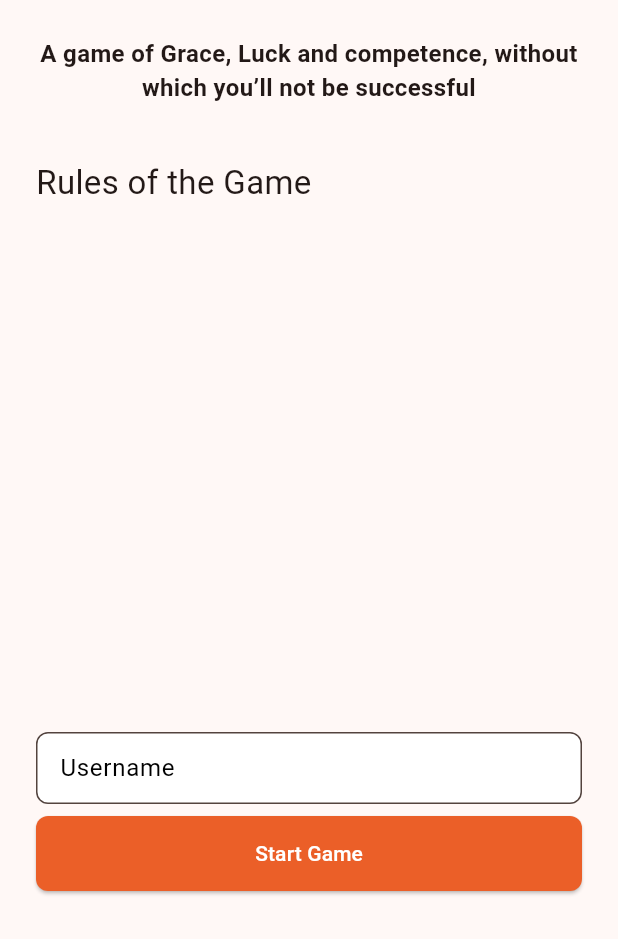
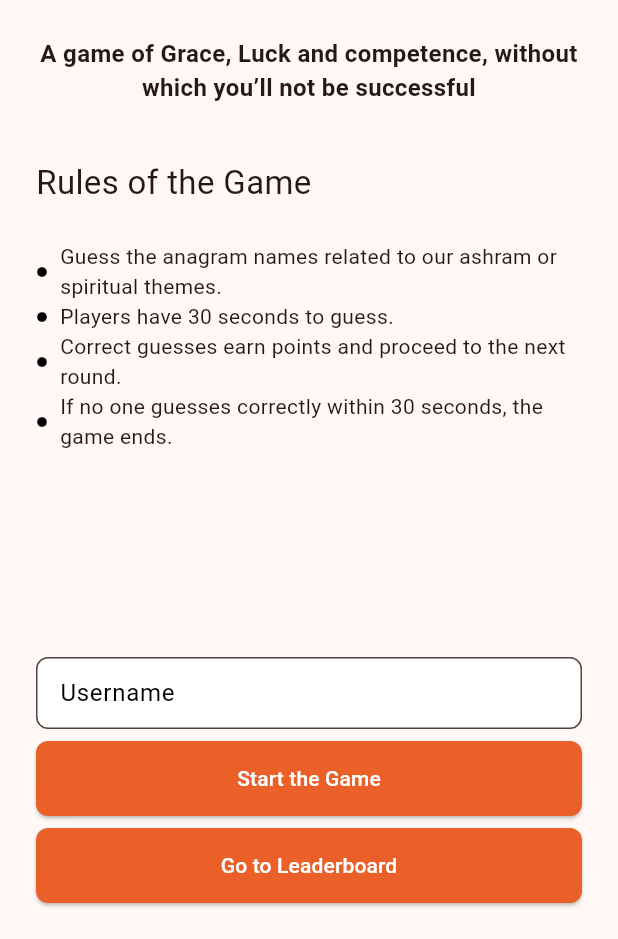
Before and after one commit to shetty456/mumbojumbo, a Flutter app: the screen it shows after launch, on a phone screen of 412 x 824 dp, the part 297-1236 px from its top. Run offline on Flutter 3.47's test engine with Material 3 defaults, Android fonts, the phone set to English and light mode, and no system bars; our stand-ins replace audioplayers, flutter_hooks, freezed_annotation, go_router, hooks_riverpod, riverpod_annotation and 1 more; generated files the repository leaves out were written again.

Commit message:
add rules

```diff
--- a/lib/screens/gamezone_screen.dart
+++ b/lib/screens/gamezone_screen.dart
@@ -111,7 +111,6 @@ class GameZoneScreen extends HookWidget {
     }
 
     return Scaffold(
-      backgroundColor: Colors.blueGrey[900],
       appBar: AppBar(
         title: const Text('Mumbo Jumbo'),
         backgroundColor: Colors.teal,
--- a/lib/screens/onboarding_screen.dart
+++ b/lib/screens/onboarding_screen.dart
@@ -21,7 +21,7 @@ class OnboardingScreen extends HookConsumerWidget {
       // appBar: AppBar(title: const Text('Welcome to Mumbo Jumbo')),
       body: SafeArea(
         child: Container(
-          padding: EdgeInsets.all(24),
+          padding: const EdgeInsets.all(24),
           child: Column(
             crossAxisAlignment: CrossAxisAlignment.stretch,
             children: [
@@ -54,6 +54,17 @@ class OnboardingScreen extends HookConsumerWidget {
                 'Rules of the Game',
                 style: TextStyle(fontSize: 22),
               ),
+              vHeight(24),
+              const InstructionItem(
+                  text:
+                      'Guess the anagram names related to our ashram or spiritual themes.'),
+              const InstructionItem(text: 'Players have 30 seconds to guess.'),
+              const InstructionItem(
+                  text:
+                      'Correct guesses earn points and proceed to the next round.'),
+              const InstructionItem(
+                  text:
+                      'If no one guesses correctly within 30 seconds, the game ends.'),
               const Spacer(),
               TextField(
                 controller: userNameController,
@@ -78,14 +89,14 @@ class OnboardingScreen extends HookConsumerWidget {
               vHeight(8),
               ElevatedButton(
                 onPressed: () => submitUserName(userNameController.text),
-                child: const Text('Start Game'),
+                child: const Text('Start the Game'),
               ),
               vHeight(8),
               // todo: this button should be placed somewhere else
-              // ElevatedButton(
-              //   onPressed: () => context.push(AppRoutePaths.leaderboard),
-              //   child: const Text('Go to Leaderboard'),
-              // ),
+              ElevatedButton(
+                onPressed: () => context.push(AppRoutePaths.leaderboard),
+                child: const Text('Go to Leaderboard'),
+              ),
             ],
           ),
         ),
@@ -97,3 +108,27 @@ class OnboardingScreen extends HookConsumerWidget {
         height: height,
       );
 }
+
+class InstructionItem extends StatelessWidget {
+  final String text;
+
+  const InstructionItem({super.key, required this.text});
+
+  @override
+  Widget build(BuildContext context) {
+    return Row(
+      crossAxisAlignment: CrossAxisAlignment.center,
+      children: [
+        const Icon(Icons.circle, size: 8, color: Colors.black), // Bullet point
+        const SizedBox(width: 8), // Space between bullet and text
+        Expanded(
+          // To ensure text wraps correctly in smaller screens
+          child: Text(
+            text,
+            style: const TextStyle(fontSize: 14),
+          ),
+        ),
+      ],
+    );
+  }
+}
```
Also changed, not shown: lib/screens/leaderboard_screen.dart (+23 -1 lines).
